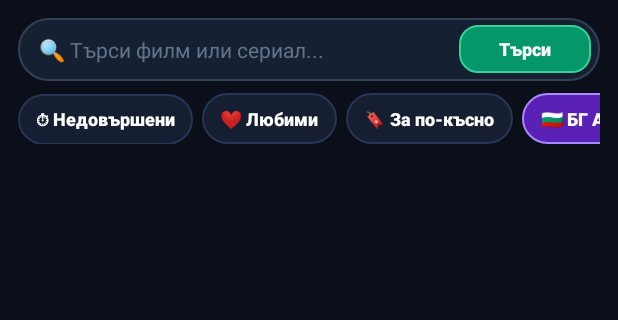
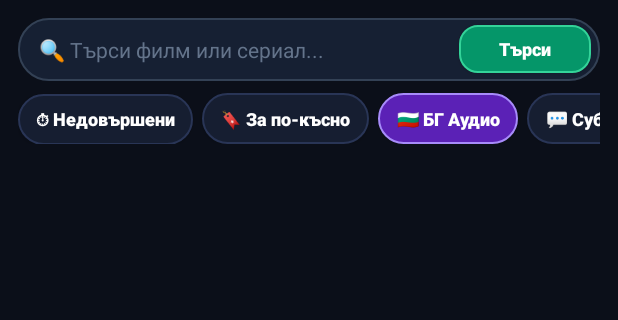
Before and after one commit to HristoGeorgiev12/Pukanki, an Android app: the screen it shows after launch (MainActivity), on a phone screen of 412 x 824 dp, the part 75-395 px from its top. Run offline under Robolectric (Android 15) with nearby library versions, the phone set to English and light mode, and no system bars; pictures from the network do not load.

Commit message:
chore(tv,mobile): Hide Favorites tab & button for now, keep Watch Later (TV v2.4.1, Mobile v1.4.1)

```diff
--- a/android-mobile/app/build.gradle
+++ b/android-mobile/app/build.gradle
@@ -11,7 +11,7 @@ android {
         minSdk 21
         targetSdk 34
         versionCode Integer.parseInt(System.getenv("BUILD_VERSION_CODE") ?: "1")
-        versionName "1.4.0"
+        versionName "1.4.1"
     }
 
     signingConfigs {
--- a/android-mobile/app/src/main/java/com/pukanki/mobile/MainActivity.java
+++ b/android-mobile/app/src/main/java/com/pukanki/mobile/MainActivity.java
@@ -667,7 +667,7 @@ public class MainActivity extends AppCompatActivity {
                 } else {
                     adapter.appendItems(result.items);
                 }
-                statusText.setText(totalCount + " заглавия • v1.4.0");
+                statusText.setText(totalCount + " заглавия • v1.4.1");
             }
 
             @Override
--- a/android-mobile/app/src/main/res/layout/activity_main.xml
+++ b/android-mobile/app/src/main/res/layout/activity_main.xml
@@ -156,7 +156,8 @@
                     android:textAllCaps="false"
                     android:textColor="#FFFFFF"
                     android:textSize="12sp"
-                    android:textStyle="bold" />
+                    android:textStyle="bold"
+                    android:visibility="gone" />
 
                 <Button
                     android:id="@+id/tabLaterBtn"
@@ -592,7 +593,8 @@
                         android:textAllCaps="false"
                         android:textColor="#FFFFFF"
                         android:textSize="13sp"
-                        android:textStyle="bold" />
+                        android:textStyle="bold"
+                        android:visibility="gone" />
 
                     <Button
                         android:id="@+id/detailLaterBtn"
--- a/android-tv/app/build.gradle
+++ b/android-tv/app/build.gradle
@@ -11,7 +11,7 @@ android {
         minSdk 21
         targetSdk 34
         versionCode Integer.parseInt(System.getenv("BUILD_VERSION_CODE") ?: "8")
-        versionName "2.4.0"
+        versionName "2.4.1"
     }
 
     signingConfigs {
--- a/android-tv/app/src/main/java/com/pukanki/tv/MainActivity.java
+++ b/android-tv/app/src/main/java/com/pukanki/tv/MainActivity.java
@@ -847,7 +847,7 @@ public class MainActivity extends AppCompatActivity {
                 } else {
                     adapter.appendItems(result.items);
                 }
-                statusText.setText(totalCount + " заглавия\nv2.4.0");
+                statusText.setText(totalCount + " заглавия\nv2.4.1");
             }
 
             @Override
--- a/android-tv/app/src/main/res/layout/activity_main.xml
+++ b/android-tv/app/src/main/res/layout/activity_main.xml
@@ -64,7 +64,8 @@
                 android:textAllCaps="false"
                 android:textColor="#FFFFFF"
                 android:textSize="13sp"
-                android:textStyle="bold" />
+                android:textStyle="bold"
+                android:visibility="gone" />
 
             <Button
                 android:id="@+id/tabLaterBtn"
@@ -383,7 +384,8 @@
                         android:textAllCaps="false"
                         android:textColor="#FFFFFF"
                         android:textSize="14sp"
-                        android:textStyle="bold" />
+                        android:textStyle="bold"
+                        android:visibility="gone" />
 
                     <Button
                         android:id="@+id/detailLaterBtn"
```
Also changed, not shown: 2 other files.
